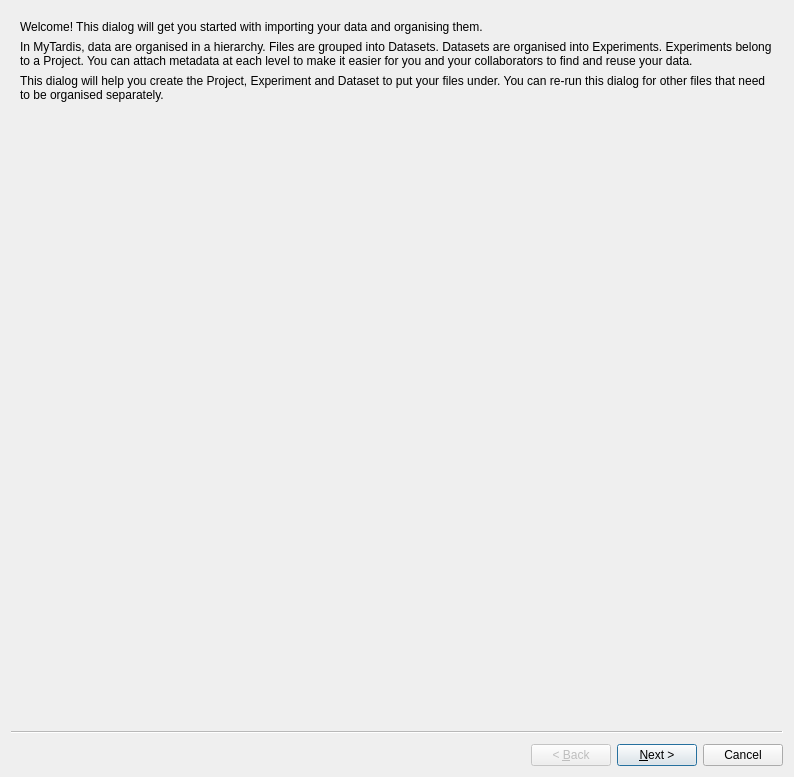
UoA-eResearch/mytardis_ime, file add-files-wizard.ui: the form before one commit.
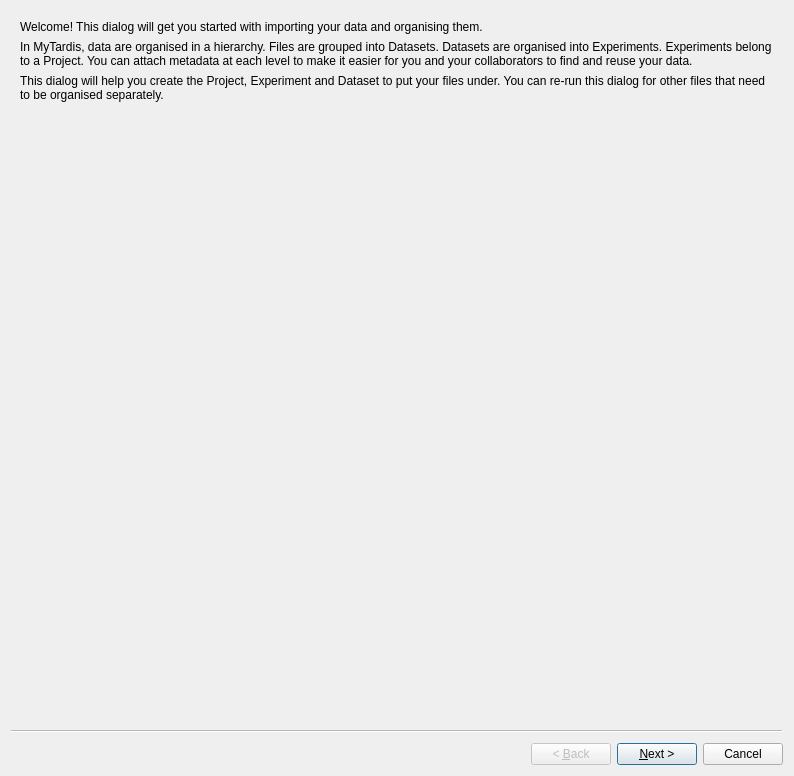
The form after the commit.

Commit message: Changed object names

Diff of the .ui file:
```diff
--- a/add-files-wizard.ui
+++ b/add-files-wizard.ui
@@ -7,7 +7,7 @@
     <x>0</x>
     <y>0</y>
     <width>794</width>
-    <height>777</height>
+    <height>776</height>
    </rect>
   </property>
   <property name="windowTitle">
```
Left out of the diff: 80 changed lines with no effect on the pictures.
